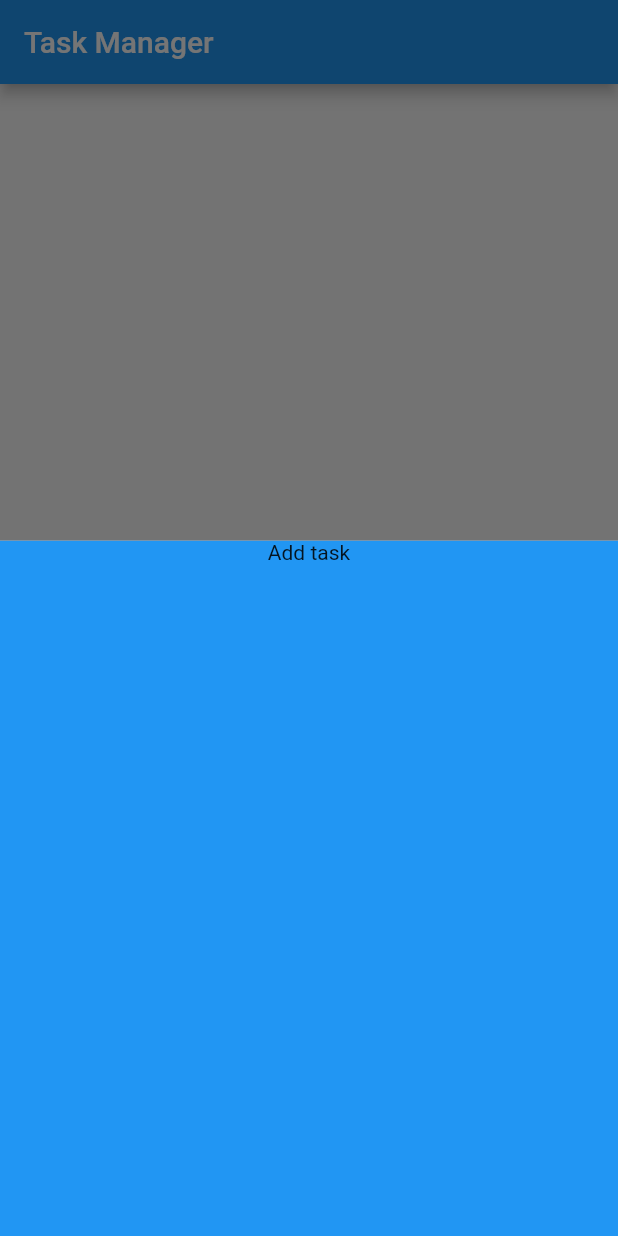
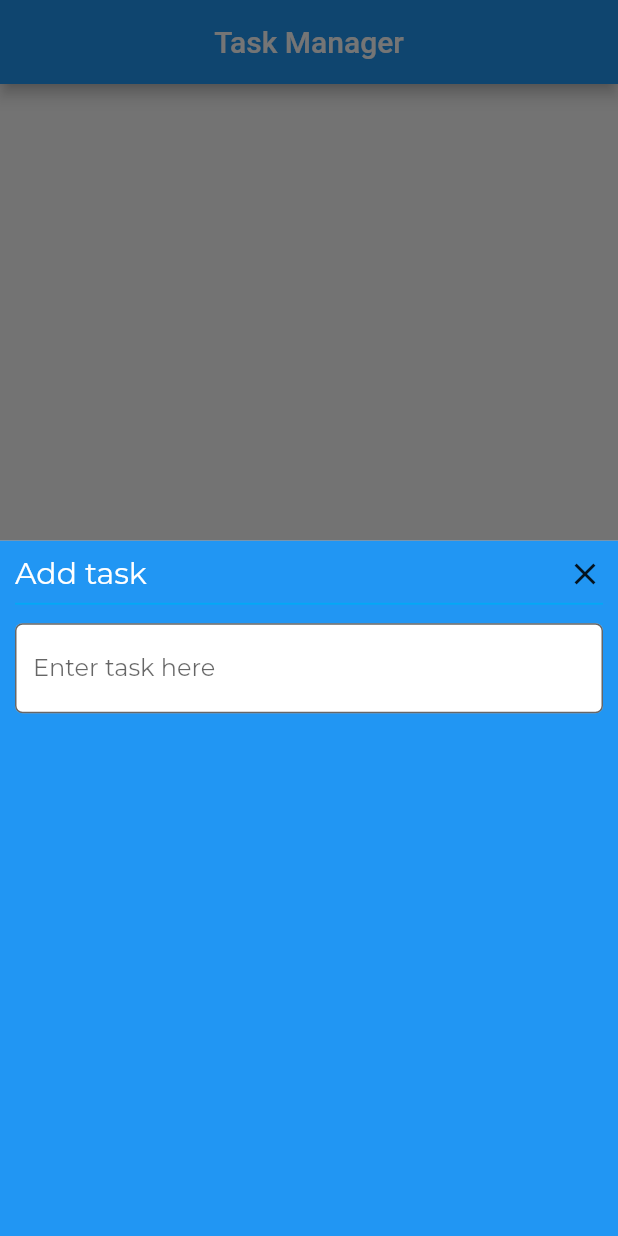
Before and after one commit to khethelo7/task_manager_app, a Flutter app: the screen it shows after launch, after a tap on the "add" icon, on a phone screen of 412 x 824 dp. Run offline on Flutter 3.47's test engine with Material 2 defaults, Android fonts, the phone set to English and light mode, and no system bars; our stand-ins replace google_fonts.

Commit message:
stack(homescreen): Added TextField

```diff
--- a/lib/screens/home_screen.dart
+++ b/lib/screens/home_screen.dart
@@ -1,11 +1,19 @@
 import 'package:flutter/material.dart';
+import 'package:google_fonts/google_fonts.dart';
 
 class HomeScreen extends StatelessWidget {
   static const routeName = '/home-screen';
   Widget build(BuildContext context) {
     return Scaffold(
-      appBar: AppBar(title: Text("Task Manager")),
-      body: Center(child: Text("No Tasks Added Yet"),),
+      appBar: AppBar(title: Text("Task Manager"), centerTitle: true,),
+      body: Center(
+        child: Column(
+          mainAxisAlignment: MainAxisAlignment.center,
+          children: [
+            Text("No Tasks Added Yet", style:GoogleFonts.montserrat(fontWeight:FontWeight.w700)),
+          ],
+        ),
+        ),
       floatingActionButton: FloatingActionButton(
         child: Icon(
           Icons.add,
@@ -15,9 +23,38 @@ class HomeScreen extends StatelessWidget {
         onPressed: () => showModalBottomSheet(
           context: context,
           builder: (BuildContext context) => Container(
+            padding: const EdgeInsets.all(10.0),
             height: 500,
             color: Colors.blue,
-            child: Column(children: [Text("Add task")]),
+            child: Column(children: [
+              Row(
+                mainAxisAlignment: MainAxisAlignment.spaceBetween,
+                children: [
+                  Text("Add task", style: GoogleFonts.montserrat(color: Colors.white, fontSize: 20.0,)),
+                  GestureDetector(
+                    onTap: () => Navigator.of(context).pop(),
+                    child: Icon(Icons.close),
+                  ),
+                ]
+              ),
+              const Divider(
+                color: Colors.lightBlue,
+                thickness: 1.2
+              ),
+              SizedBox(height: 5.0),
+              TextField(
+                decoration: InputDecoration(
+                  border: OutlineInputBorder(
+                    borderRadius: BorderRadius.circular(5.0),
+                    borderSide: BorderSide(color: Colors.blue)
+                  ),
+                  fillColor: Colors.white,
+                  filled: true,
+                  hintText: "Enter task here",
+                  hintStyle:  GoogleFonts.montserrat(),
+                ),
+              )
+            ]),
           )
         )
       ),
```
Also changed, not shown: 1 other file.
